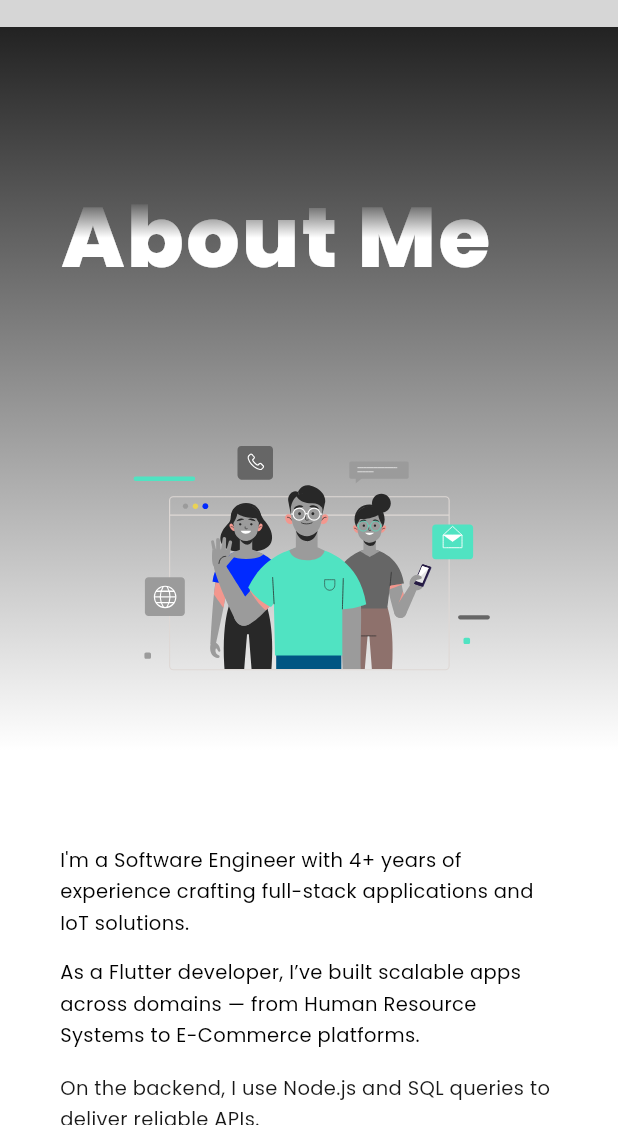
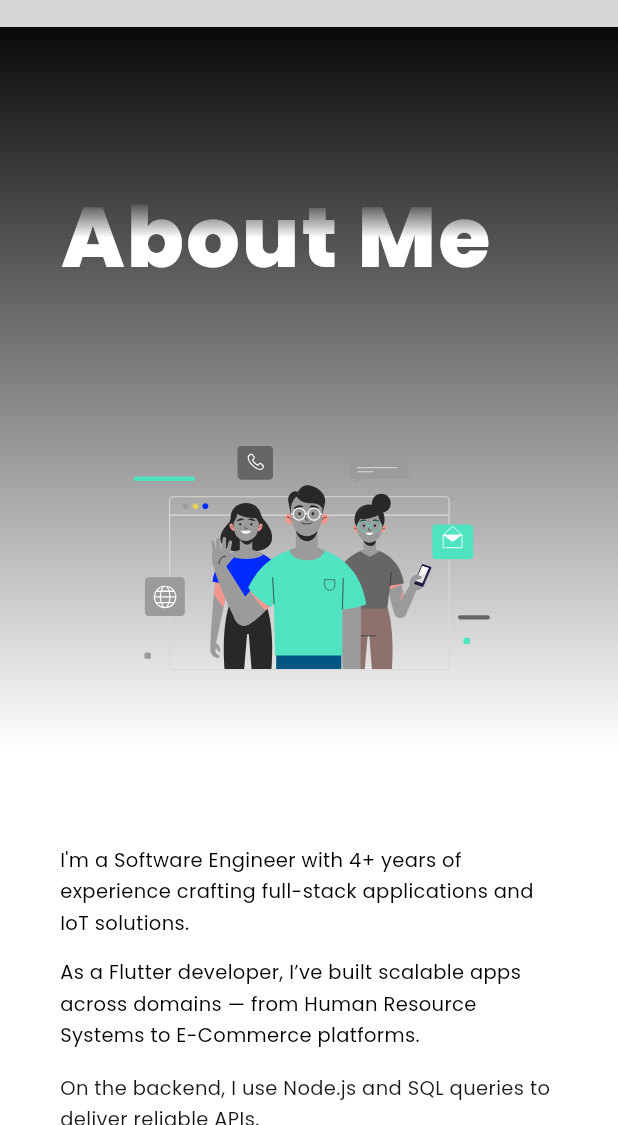
Before and after one commit to abdicamp/portofilo, a Flutter app: the screen it shows after launch, after a tap on the "menu" icon, after a tap on "About", on a phone screen of 412 x 824 dp, the part 111-1236 px from its top. Run offline on Flutter 3.47's test engine with Material 3 defaults, Android fonts, the light colour scheme and no system bars; drawn by our look-alikes of flutter_animate; our stand-ins replace animated_text_kit, google_fonts, lottie; network calls fail; grey boxes are pictures that could not be loaded.

Commit message:
update from mac

```diff
--- a/lib/component/about_section.dart
+++ b/lib/component/about_section.dart
@@ -1,3 +1,5 @@
+import 'dart:ui';
+
 import 'package:animated_text_kit/animated_text_kit.dart';
 import 'package:flutter/material.dart';
 import 'package:flutter_animate/flutter_animate.dart';
@@ -25,6 +27,9 @@ class _AboutSectionState extends State<AboutSection>
   late Animation<Offset> _animation;
   bool hasAnimated = false; // flag agar tidak animate ulang
   double _scale = 1.0;
+  double _scaleText = 0.9;
+  double values = 0.0;
+  double gradientFadeOpacity = 1.0;
 
   final aboutMeParagraph = [
     "I'm a Software Engineer with 4+ years of experience crafting full-stack applications and IoT solutions.",
@@ -40,12 +45,26 @@ class _AboutSectionState extends State<AboutSection>
 
     widget.scrollController.addListener(() {
       final offset = widget.scrollController.offset;
+      double scale;
 
-      // Hitung skala: makin ke bawah makin besar (maks 1.5x)
-      final newScale = 1.0 + (offset / 300.0).clamp(0.0, 0.5); // max 1.5x
+      if (offset <= 1000) {
+        // Membesar dari 1.0 ke 1.5
+        double diff = offset - 500;
+        double t = (diff / 500).clamp(0.0, 1.0);
+        scale = (1.0 + (diff / 500)).clamp(1.0, 1.5);
+        _scaleText = lerpDouble(0.8, 1.0, t)!;
+      } else {
+        // Mengecil kembali dari 1.5 ke 1.0
+        double diff = offset - 1000;
+        double t = (diff / 500).clamp(0.0, 1.0);
+        scale = (1.5 - (diff / 500)).clamp(1.0, 1.5);
+        _scaleText = lerpDouble(1.0, 0.8, t)!;
+      }
+
       setState(() {
-        _scale = newScale;
-        print("_scale about : ${_scale}");
+        _scale = scale;
+        values = (offset / 150).clamp(0.0, 1.0);
+        print("_scale : $_scale");
       });
     });
 
@@ -86,11 +105,6 @@ class _AboutSectionState extends State<AboutSection>
 
     final isMobile = MediaQuery.of(context).size.width < 600;
 
-    return TweenAnimationBuilder<double>(
-      tween: Tween(
-          begin: 0.0, end: widget.currentSections != Section.hero ? 1.0 : 0.0),
-      duration: Duration(seconds: 1),
-      builder: (context, value, child) {
     return Container(
       height: 1000,
       padding: const EdgeInsets.symmetric(horizontal: 40, vertical: 60),
@@ -100,7 +114,7 @@ class _AboutSectionState extends State<AboutSection>
           end: Alignment.bottomCenter,
           colors: [
             Color.lerp(
-                    Colors.white, Colors.black, value)!, // dari putih ke hitam
+                Colors.white, Colors.black, values)!, // dari putih ke hitam
             Colors.white, // setengah bawah tetap putih
           ],
           stops: [0.0, 0.5], // gradasi hanya sampai setengah
@@ -119,7 +133,7 @@ class _AboutSectionState extends State<AboutSection>
                       end: Alignment.bottomCenter,
                       colors: [
                         Color.lerp(Colors.white, Colors.black,
-                                value)!, // dari putih ke hitam
+                            values)!, // dari putih ke hitam
                         Colors.white, // setengah bawah tetap putih
                       ],
                       stops: [0.0, 0.5], // gradasi setengah atas
@@ -133,8 +147,8 @@ class _AboutSectionState extends State<AboutSection>
                       fontWeight: FontWeight.w800,
                       letterSpacing: 1.5,
                       height: 1.2,
-                          color: Colors
-                              .white, // tetap putih agar ShaderMask bekerja
+                      color:
+                          Colors.white, // tetap putih agar ShaderMask bekerja
                     ),
                   ),
                 ),
@@ -200,6 +214,8 @@ class _AboutSectionState extends State<AboutSection>
               children: [
                 Expanded(
                   flex: 3,
+                  child: Transform.scale(
+                    scale: _scaleText,
                     child: Column(
                       crossAxisAlignment: CrossAxisAlignment.start,
                       mainAxisAlignment: MainAxisAlignment.center,
@@ -232,7 +248,7 @@ class _AboutSectionState extends State<AboutSection>
                                       ? 1.0
                                       : 0.0),
                               duration:
-                                    Duration(milliseconds: 600 + index * 200),
+                                  Duration(milliseconds: 1000 + index * 500),
                               builder: (context, value, child) {
                                 return Opacity(
                                   opacity: value,
@@ -257,6 +273,7 @@ class _AboutSectionState extends State<AboutSection>
                       ],
                     ),
                   ),
+                ),
                 Expanded(
                   flex: 2,
                   child: Transform.scale(
@@ -273,8 +290,6 @@ class _AboutSectionState extends State<AboutSection>
                 ),
               ],
             ).animate().fade(duration: 800.ms).slideY(begin: 0.2),
-        );
-      },
     );
   }
 }
--- a/lib/component/hero_section.dart
+++ b/lib/component/hero_section.dart
@@ -17,6 +17,7 @@ class _HeroSectionState extends State<HeroSection>
   late Animation<double> _scaleAnimation;
   late Animation<double> _opacityAnimation;
   double _scale = 1.0;
+  double values = 0.0;
 
   @override
   void initState() {
@@ -28,6 +29,7 @@ class _HeroSectionState extends State<HeroSection>
       final newScale = 1.0 + (offset / 300.0).clamp(0.0, 0.5); // max 1.5x
       setState(() {
         _scale = newScale;
+        values = (offset / 150).clamp(0.0, 1.0);
       });
     });
     _controller = AnimationController(
@@ -60,7 +62,19 @@ class _HeroSectionState extends State<HeroSection>
     return Container(
       height: 900,
       width: double.infinity,
-      color: Colors.black,
+      decoration: BoxDecoration(
+        gradient: LinearGradient(
+          begin: Alignment.topCenter,
+          end: Alignment.bottomCenter,
+          colors: [
+               Colors.black,
+            Color.lerp(
+                Colors.white, Colors.black, values)!, // dari putih ke hitam
+
+          ],
+          stops: [0.0, 2.0], // gradasi hanya sampai setengah
+        ),
+      ),
       child: Stack(
         alignment: Alignment.center,
         children: [
@@ -80,10 +94,10 @@ class _HeroSectionState extends State<HeroSection>
               width: size,
               height: size,
               decoration: BoxDecoration(
-                shape: BoxShape.circle,
+                shape: BoxShape.rectangle,
                 gradient: RadialGradient(
                   colors: [
-                    Colors.purple.withOpacity(0.6),
+                    Colors.black.withOpacity(0.6),
                     Colors.transparent,
                   ],
                   stops: [0.0, 1.0],
--- a/lib/home_page.dart
+++ b/lib/home_page.dart
@@ -57,41 +57,21 @@ class _HomePageState extends State<HomePage> {
     final offset = scrollController.offset;
 
     setState(() {
-      progress = ((offset - (_getOffsetFromKey(aboutKey) - 300)) / 300)
-          .clamp(0.0, 1.0);
-      print("progress : ${offset}");
       if (offset >= 0 && offset <= 99) {
         currentSection = Section.hero;
         // print("currentSection hero : ${currentSection}");
       } else if (offset >= 100 && offset <= 910) {
         currentSection = Section.about;
         // print("currentSection about : ${currentSection}");
-      } else if (offset >= 1100 && offset <= 1810) {
+      } else if (offset >= 1800 && offset <= 1810) {
         currentSection = Section.projects;
-        // print("currentSection project : ${currentSection}");
+        print("offset project: ${offset}");
+        print("currentSection project : ${currentSection}");
       } else if (offset >= 2240 && offset <= 2816) {
         currentSection = Section.contact;
         // print("currentSection contact: ${currentSection}");
       }
     });
-  }
-
-  double _getOffsetFromKey(GlobalKey key) {
-    final context = key.currentContext;
-    if (context == null) return double.infinity;
-
-    final box = context.findRenderObject();
-    if (box is RenderBox) {
-      // Hanya jika bukan sliver
-      return box.localToGlobal(Offset.zero).dy;
-    }
-
-    try {
-      final sliverBox = box as RenderSliver;
-      return sliverBox.constraints.scrollOffset;
-    } catch (_) {
-      return double.infinity;
-    }
   }
 
   @override
```
Also changed, not shown: pubspec.lock. Lines whose indentation alone changed are shown as unchanged.
